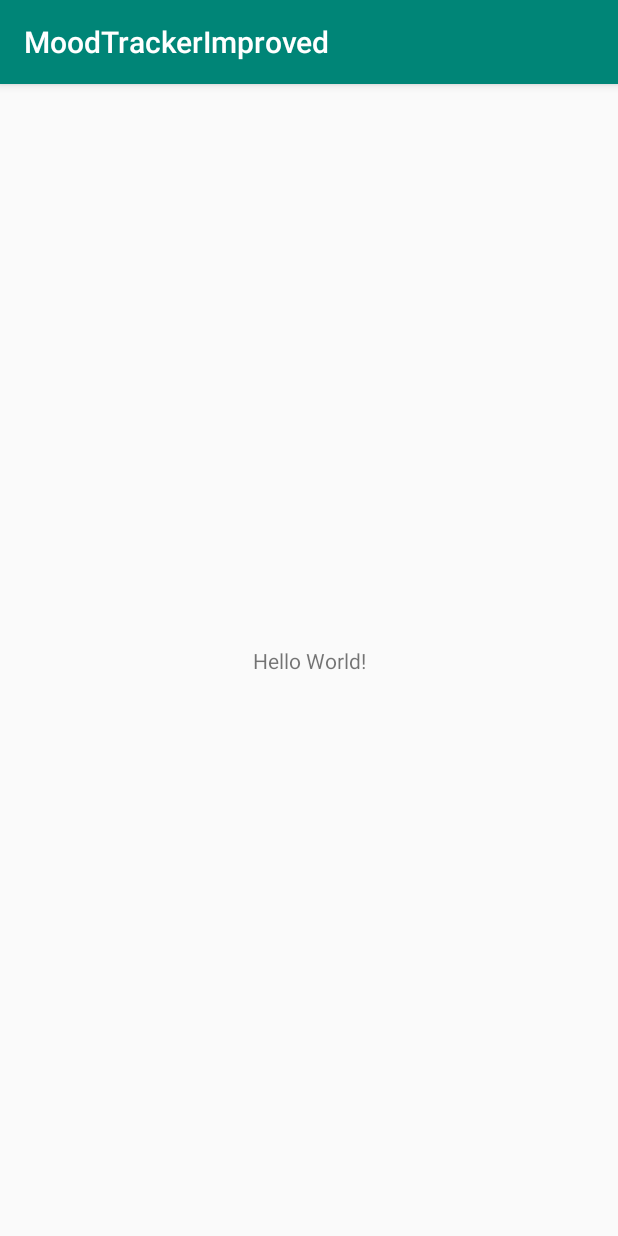
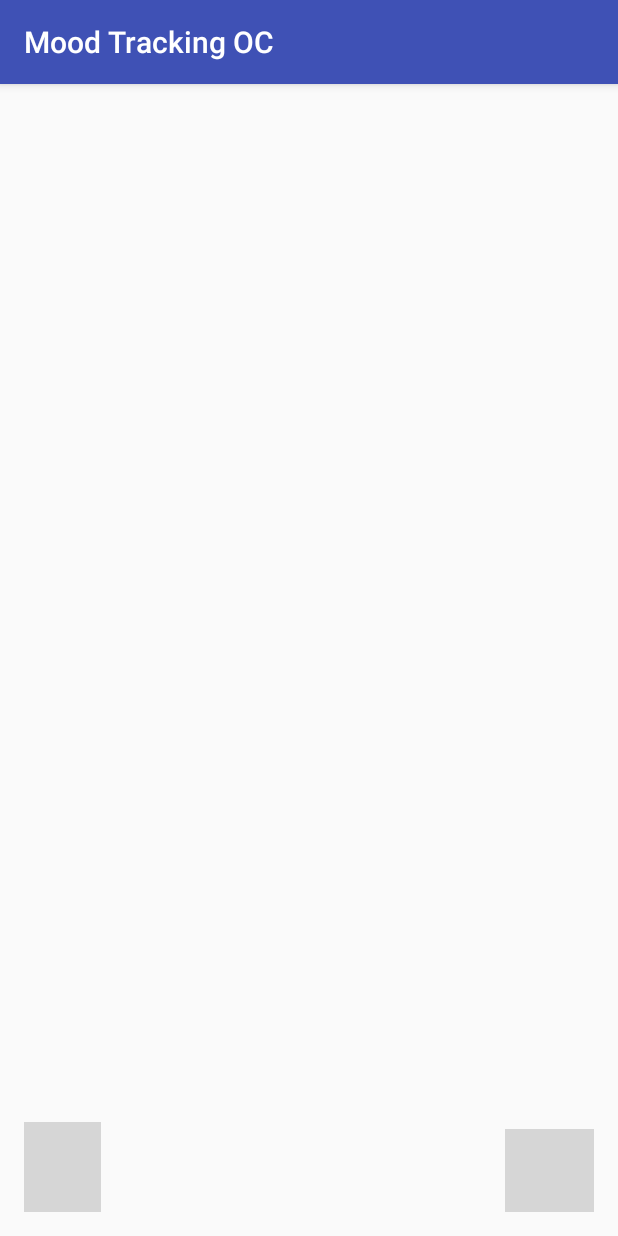
Before and after one commit to RetRo99/MoodTrackerImproved, an Android app: the screen it shows after launch (MainActivity), on a phone screen of 412 x 824 dp. Run offline under Robolectric (Android 15) with nearby library versions, the phone set to English and light mode, and no system bars; grey boxes are pictures that could not be loaded.

Commit message:
Added class from Mood and MoodBank that creates all the possible moods

```diff
--- /dev/null
+++ b/app/src/main/java/com/example/moodtrackerimproved/Mood/EnumMood.kt
@@ -0,0 +1,6 @@
+package com.example.moodtrackerimproved.Mood
+
+enum class EnumMood {
+    TERRIBLE, BAD, DECENT, GOOD, GREAT
+
+}
--- a/app/src/main/res/layout/activity_main.xml
+++ b/app/src/main/res/layout/activity_main.xml
@@ -1,19 +1,34 @@
 <?xml version="1.0" encoding="utf-8"?>
-<androidx.constraintlayout.widget.ConstraintLayout
+<android.support.constraint.ConstraintLayout
         xmlns:android="http://schemas.android.com/apk/res/android"
         xmlns:tools="http://schemas.android.com/tools"
         xmlns:app="http://schemas.android.com/apk/res-auto"
         android:layout_width="match_parent"
+        android:id="@+id/layout"
         android:layout_height="match_parent"
         tools:context=".MainActivity">
 
-    <TextView
+    <ImageView
+            android:id="@+id/image_view"
             android:layout_width="wrap_content"
             android:layout_height="wrap_content"
-            android:text="Hello World!"
             app:layout_constraintBottom_toBottomOf="parent"
             app:layout_constraintLeft_toLeftOf="parent"
             app:layout_constraintRight_toRightOf="parent"
             app:layout_constraintTop_toTopOf="parent"/>
+    <ImageView
+            android:layout_width="51dp"
+            android:layout_height="60dp" app:srcCompat="@mipmap/ic_note_add_black"
+            android:id="@+id/imageViewComment"
+            android:contentDescription="@string/commentButton"
+            app:layout_constraintStart_toStartOf="parent" android:layout_marginStart="16dp"
+            app:layout_constraintBottom_toBottomOf="parent" android:layout_marginBottom="16dp"/>
+    <ImageView
+            android:layout_width="59dp"
+            android:layout_height="55dp" app:srcCompat="@mipmap/ic_history_black"
+            android:id="@+id/imageViewHistory"
+            android:contentDescription="@string/historyButton"
+            app:layout_constraintBottom_toBottomOf="parent" android:layout_marginBottom="16dp"
+            app:layout_constraintEnd_toEndOf="parent" android:layout_marginEnd="16dp"/>
 
-</androidx.constraintlayout.widget.ConstraintLayout>
+</android.support.constraint.ConstraintLayout>
--- a/app/src/main/res/values/colors.xml
+++ b/app/src/main/res/values/colors.xml
@@ -1,6 +1,15 @@
 <?xml version="1.0" encoding="utf-8"?>
 <resources>
-    <color name="colorPrimary">#008577</color>
-    <color name="colorPrimaryDark">#00574B</color>
-    <color name="colorAccent">#D81B60</color>
+    <color name="colorPrimary">#3F51B5</color>
+    <color name="colorPrimaryDark">#303F9F</color>
+    <color name="colorAccent">#ff00796b</color>
+    <color name="backgroundHistory">#cacaca</color>
+
+    <!-- Background colors used for the different moods -->
+    <color name="faded_red">#ffde3c50</color>
+    <color name="warm_grey">#ff9b9b9b</color>
+    <color name="cornflower_blue_65">#a5468ad9</color>
+    <color name="light_sage">#ffb8e986</color>
+    <color name="banana_yellow">#fff9ec4f</color>
+
 </resources>
```
Also changed, not shown: app/src/main/java/com/example/moodtrackerimproved/Mood/Mood.kt (added, +8 -0 lines), app/src/main/java/com/example/moodtrackerimproved/Mood/MoodBank.kt (added, +15 -0 lines), app/src/main/res/values/strings.xml (+14 -1 lines), app/src/main/res/mipmap-hdpi/ic_launcher.png, app/src/main/res/mipmap-hdpi/ic_launcher_round.png, app/src/main/res/mipmap-mdpi/ic_launcher.png, app/src/main/res/mipmap-mdpi/ic_launcher_round.png, app/src/main/res/mipmap-xhdpi/ic_launcher.png, app/src/main/res/mipmap-xhdpi/ic_launcher_round.png, app/src/main/res/mipmap-xxhdpi/ic_launcher.png, app/src/main/res/mipmap-xxhdpi/ic_launcher_round.png, app/src/main/res/mipmap-xxxhdpi/ic_launcher.png, app/src/main/res/mipmap-xxxhdpi/ic_launcher_round.png.
